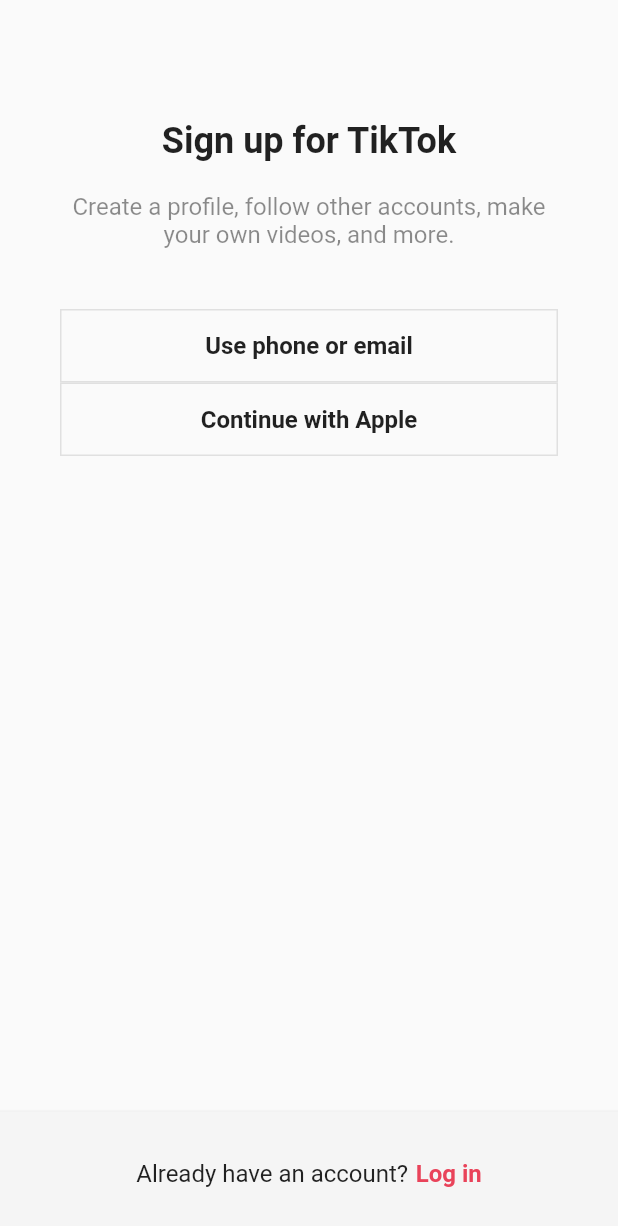
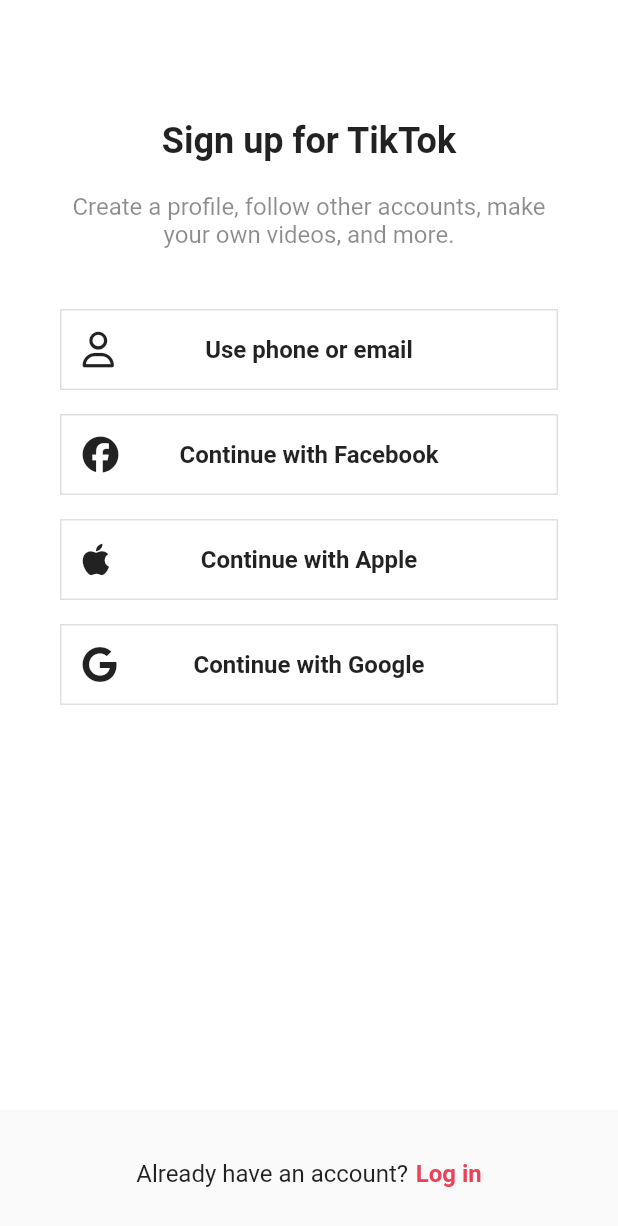
Before and after one commit to kjh910/tiktok_clone, a Flutter app: the screen it shows after launch, on a phone screen of 412 x 824 dp. Shown: the top 1226 px of the screen. Run offline on Flutter 3.47's test engine with Material 2 defaults, Android fonts, the phone set to English and light mode, and no system bars; our stand-ins replace font_awesome_flutter.

```diff
--- a/lib/features/authentication/login_screen.dart
+++ b/lib/features/authentication/login_screen.dart
@@ -5,7 +5,7 @@ import 'package:tiktok_clone/constants/sizes.dart';
 class LoginScreen extends StatelessWidget {
   const LoginScreen({super.key});
 
-  void onSignUpTap(BuildContext context) {
+  void _onSignUpTap(BuildContext context) {
     Navigator.of(context).pop();
   }
 
@@ -43,7 +43,7 @@ class LoginScreen extends StatelessWidget {
         ),
       ),
       bottomNavigationBar: BottomAppBar(
-        color: Colors.grey.shade100,
+        color: Colors.grey.shade50,
         elevation: 2,
         child: Padding(
           padding: const EdgeInsets.symmetric(
@@ -60,7 +60,7 @@ class LoginScreen extends StatelessWidget {
               ),
               Gaps.h5,
               GestureDetector(
-                onTap: () => onSignUpTap(context),
+                onTap: () => _onSignUpTap(context),
                 child: Text(
                   'Sign up',
                   style: TextStyle(
--- a/lib/features/authentication/sign_up_screen.dart
+++ b/lib/features/authentication/sign_up_screen.dart
@@ -1,16 +1,26 @@
 import 'package:flutter/material.dart';
+import 'package:font_awesome_flutter/font_awesome_flutter.dart';
 import 'package:tiktok_clone/constants/gaps.dart';
 import 'package:tiktok_clone/constants/sizes.dart';
 import 'package:tiktok_clone/features/authentication/login_screen.dart';
+import 'package:tiktok_clone/features/authentication/username_screen.dart';
 import 'package:tiktok_clone/features/authentication/widgets/auth_button.dart';
 
 class SignUpScreen extends StatelessWidget {
   const SignUpScreen({super.key});
 
-  void onLoginTap(BuildContext context) {
+  void _onLoginTap(BuildContext context) {
     Navigator.of(context).push(
       MaterialPageRoute(
         builder: (context) => const LoginScreen(),
+      ),
+    );
+  }
+
+  void _onUsernameTap(BuildContext context) {
+    Navigator.of(context).push(
+      MaterialPageRoute(
+        builder: (context) => const UsernameScreen(),
       ),
     );
   }
@@ -25,9 +35,9 @@ class SignUpScreen extends StatelessWidget {
           ),
           child: Column(
             mainAxisSize: MainAxisSize.min,
-            children: const [
+            children: [
               Gaps.v80,
-              Text(
+              const Text(
                 "Sign up for TikTok",
                 style: TextStyle(
                   fontSize: Sizes.size24,
@@ -35,7 +45,7 @@ class SignUpScreen extends StatelessWidget {
                 ),
               ),
               Gaps.v20,
-              Text(
+              const Text(
                 "Create a profile, follow other accounts, make your own videos, and more.",
                 style: TextStyle(
                   fontSize: Sizes.size16,
@@ -44,14 +54,34 @@ class SignUpScreen extends StatelessWidget {
                 textAlign: TextAlign.center,
               ),
               Gaps.v40,
-              AuthButton(text: "Use phone or email"),
-              AuthButton(text: "Continue with Apple"),
+              GestureDetector(
+                onTap: () => _onUsernameTap(context),
+                child: const AuthButton(
+                  icon: FaIcon(FontAwesomeIcons.user),
+                  text: "Use phone or email",
+                ),
+              ),
+              Gaps.v16,
+              const AuthButton(
+                icon: FaIcon(FontAwesomeIcons.facebook),
+                text: "Continue with Facebook",
+              ),
+              Gaps.v16,
+              const AuthButton(
+                icon: FaIcon(FontAwesomeIcons.apple),
+                text: "Continue with Apple",
+              ),
+              Gaps.v16,
+              const AuthButton(
+                icon: FaIcon(FontAwesomeIcons.google),
+                text: "Continue with Google",
+              ),
             ],
           ),
         ),
       ),
       bottomNavigationBar: BottomAppBar(
-        color: Colors.grey.shade100,
+        color: Colors.grey.shade50,
         elevation: 2,
         child: Padding(
           padding: const EdgeInsets.symmetric(
@@ -68,7 +98,7 @@ class SignUpScreen extends StatelessWidget {
               ),
               Gaps.h5,
               GestureDetector(
-                onTap: () => onLoginTap(context),
+                onTap: () => _onLoginTap(context),
                 child: Text(
                   'Log in',
                   style: TextStyle(
--- a/lib/features/authentication/widgets/auth_button.dart
+++ b/lib/features/authentication/widgets/auth_button.dart
@@ -1,12 +1,15 @@
 import 'package:flutter/material.dart';
+import 'package:font_awesome_flutter/font_awesome_flutter.dart';
 import 'package:tiktok_clone/constants/sizes.dart';
 
 class AuthButton extends StatelessWidget {
   final String text;
+  final FaIcon icon;
 
   const AuthButton({
     super.key,
     required this.text,
+    required this.icon,
   });
 
   @override
@@ -14,8 +17,8 @@ class AuthButton extends StatelessWidget {
     return FractionallySizedBox(
       widthFactor: 1,
       child: Container(
-        padding: const EdgeInsets.symmetric(
-          vertical: Sizes.size14,
+        padding: const EdgeInsets.all(
+          Sizes.size14,
         ),
         decoration: BoxDecoration(
           border: Border.all(
@@ -23,7 +26,14 @@ class AuthButton extends StatelessWidget {
             width: Sizes.size1,
           ),
         ),
-        child: Text(
+        child: Stack(
+          alignment: Alignment.center,
+          children: [
+            Align(
+              alignment: Alignment.centerLeft,
+              child: icon,
+            ),
+            Text(
               text,
               style: const TextStyle(
                 fontSize: Sizes.size16,
@@ -31,6 +41,8 @@ class AuthButton extends StatelessWidget {
               ),
               textAlign: TextAlign.center,
             ),
+          ],
+        ),
       ),
     );
   }
--- a/lib/main.dart
+++ b/lib/main.dart
@@ -1,4 +1,5 @@
 import 'package:flutter/material.dart';
+import 'package:tiktok_clone/constants/sizes.dart';
 import 'package:tiktok_clone/features/authentication/sign_up_screen.dart';
 
 void main() {
@@ -13,7 +14,19 @@ class TiktokApp extends StatelessWidget {
   Widget build(BuildContext context) {
     return MaterialApp(
         title: 'Tiktok Clone',
-        theme: ThemeData(primaryColor: const Color(0xFFE9435A)),
+        theme: ThemeData(
+            primaryColor: const Color(0xFFE9435A),
+            scaffoldBackgroundColor: Colors.white,
+            appBarTheme: const AppBarTheme(
+              foregroundColor: Colors.black,
+              backgroundColor: Colors.white,
+              elevation: 0,
+              titleTextStyle: TextStyle(
+                color: Colors.black,
+                fontSize: Sizes.size16 + Sizes.size2,
+                fontWeight: FontWeight.w600,
+              ),
+            )),
         home: const SignUpScreen());
   }
 }
--- a/pubspec.yaml
+++ b/pubspec.yaml
@@ -36,6 +36,7 @@ dependencies:
   # The following adds the Cupertino Icons font to your application.
   # Use with the CupertinoIcons class for iOS style icons.
   cupertino_icons: ^1.0.2
+  font_awesome_flutter: ^10.3.0
 
 dev_dependencies:
   flutter_test:
```
Also changed, not shown: lib/features/authentication/email_screen.dart (added, +127 -0 lines), lib/features/authentication/password_screen.dart (added, +10 -0 lines), lib/features/authentication/username_screen.dart (added, +103 -0 lines), lib/features/authentication/widgets/form_button.dart (added, +44 -0 lines), pubspec.lock. Lines whose indentation alone changed are shown as unchanged.
